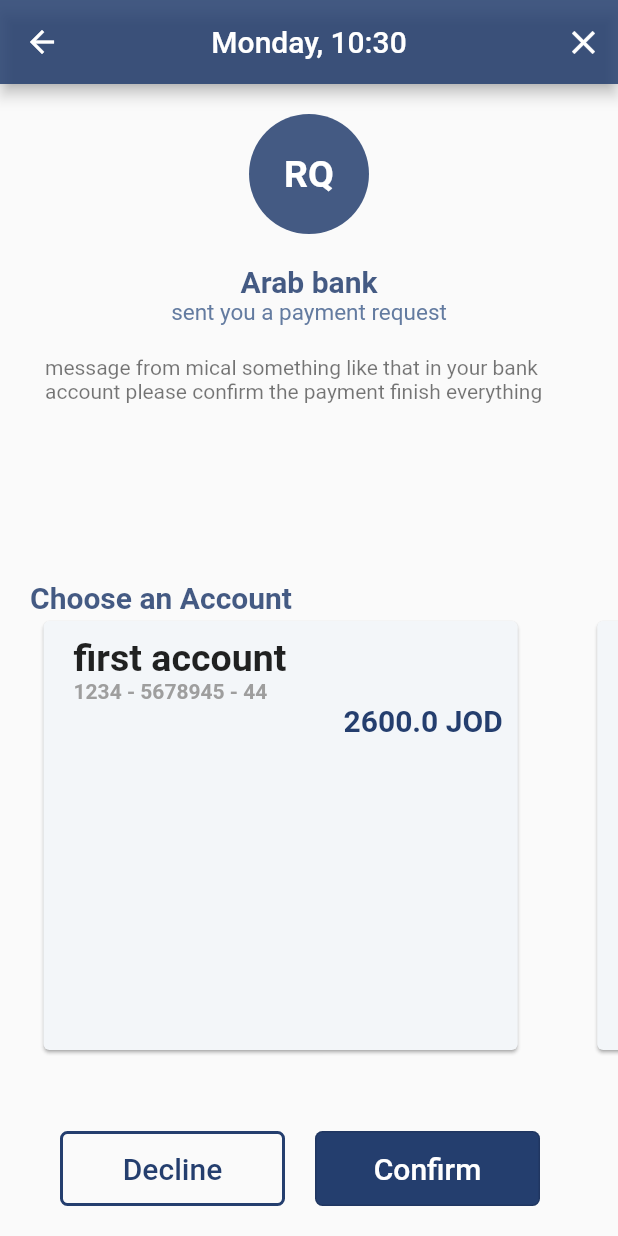
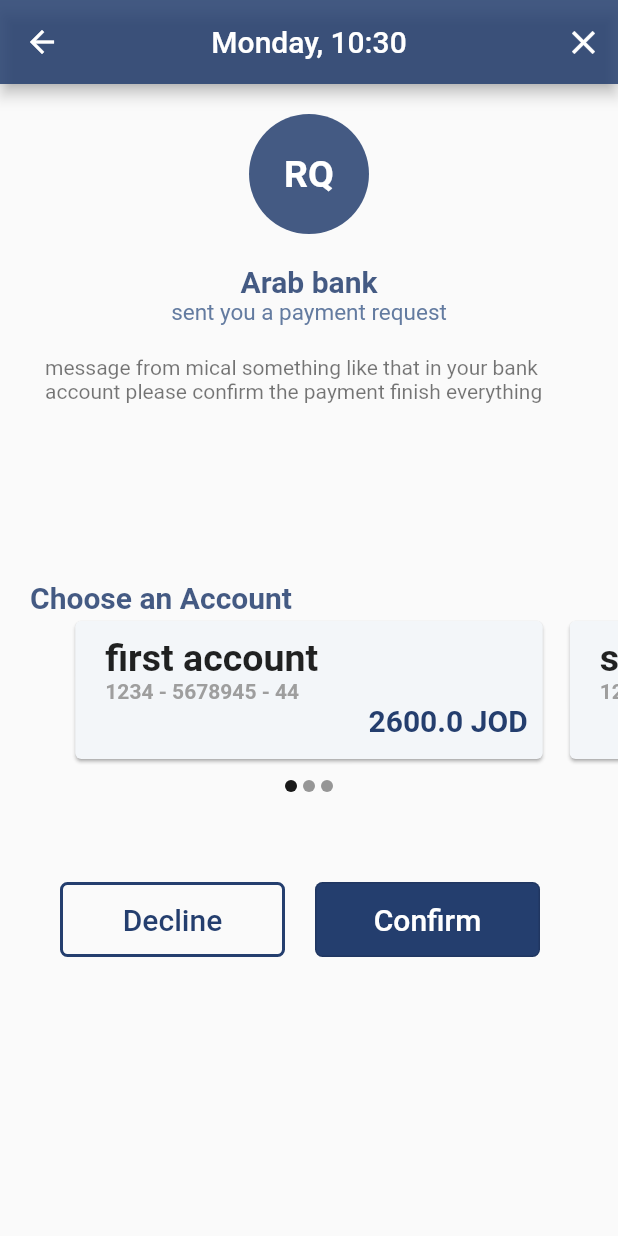
Before and after one commit to LeoSH3170218/payment_application, a Flutter app: the PaymentConfirmation screen opened by its route, on a phone screen of 412 x 824 dp. Run offline on Flutter 3.47's test engine with Material 2 defaults, Android fonts, the phone set to English and light mode, and no system bars; drawn by our look-alikes of carousel_slider.

Commit message:
create payment confirmation screen

```diff
--- a/lib/pages/payment_confirmation.dart
+++ b/lib/pages/payment_confirmation.dart
@@ -1,9 +1,7 @@
 import 'package:flutter/cupertino.dart';
 import 'package:flutter/material.dart';
-import 'package:flutter/services.dart';
 import 'package:intl/intl.dart';
-import 'package:payment_application/main.dart' as main;
-import 'package:flutter_image_slideshow/flutter_image_slideshow.dart';
+import 'package:carousel_slider/carousel_slider.dart';
 
 class PaymentConfirmation extends StatefulWidget {
   static const String id = "PAYMENT_CONFIRMATION";
@@ -19,6 +17,7 @@
     Account(accountID: "1234 - 4567891 - 65", accountName: "second account", balance: 1500.00),
     Account(accountID: "1234 - 4567893 - 45", accountName: "third account", balance: 6000.50)
   ];
+  int currentPos = 0;
   @override
   Widget build(BuildContext context) {
     return Scaffold(
@@ -93,7 +92,6 @@
                 ),
               ),
             ),
-            //Spacer(),
 
 
             Row(
@@ -112,14 +110,25 @@
                 ),
               ],
             ),
-            Expanded(
-              child: ListView.builder(
-                shrinkWrap: true,
-                scrollDirection: Axis.horizontal,
-                itemCount: accounts.length,
-                itemBuilder: (BuildContext context, int index){
+
+            CarouselSlider(
+              options: CarouselOptions(
+                height: 100.0,
+                enableInfiniteScroll: false,
+                  onPageChanged: (i, reason) {
+                    setState(() {
+                      currentPos = i;
+                    });
+                  }
+              ),
+
+              items: accounts.map((account) {
+                return Builder(
+                  builder: (BuildContext context) {
                     return Container(
-                    padding: EdgeInsets.only(left: 25, right: 20),
+                        width: MediaQuery.of(context).size.width,
+                        margin: EdgeInsets.symmetric(horizontal: 5.0),
+
                         child: Card(
                           shadowColor: Colors.grey,
                           color: Color.fromRGBO(243, 246, 249, 1),
@@ -136,7 +145,7 @@
                                     width: 20,
                                   ),
                                   Text(
-                                  accounts[index].accountName,
+                                    account.accountName,
                                     style: TextStyle(
                                         fontSize: 25,
                                         fontWeight: FontWeight.bold
@@ -150,7 +159,7 @@
                                     width: 20,
                                   ),
                                   Text(
-                                  accounts[index].accountID,
+                                    account.accountID,
                                     style: TextStyle(
                                       fontWeight: FontWeight.bold,
                                       color: Colors.grey,
@@ -160,11 +169,12 @@
                               ),
                               Row(
                                 children: [
-                                SizedBox(
-                                  width: 200,
-                                ),
+                                  // SizedBox(
+                                  //   width: 190,
+                                  // ),
+                                  Spacer(),
                                   Text(
-                                  accounts[index].balance.toString() + " JOD",
+                                      account.balance.toString() + " JOD",
                                     style: TextStyle(
                                         fontWeight: FontWeight.bold,
                                         color: Color.fromRGBO(36, 62, 110, 1),
@@ -179,11 +189,29 @@
                             ],
                           ),
                         ),
+                    );
+                  },
+                );
+              }).toList(),
+            ),
+            Row(
+              mainAxisAlignment: MainAxisAlignment.center,
+              children: accounts.map((url) {
+                int index = accounts.indexOf(url);
+                return Container(
+                  width: 8.0,
+                  height: 8.0,
+                  margin: EdgeInsets.symmetric(vertical: 10.0, horizontal: 2.0),
+                  decoration: BoxDecoration(
+                    shape: BoxShape.circle,
+                    color: currentPos == index
+                        ? Color.fromRGBO(0, 0, 0, 0.9)
+                        : Color.fromRGBO(0, 0, 0, 0.4),
+                  ),
+                );
+              }).toList(),
+            ),
 
-                  );
-                }
-              ),
-            ),
             SizedBox(
               height: 50,
             ),
--- a/pubspec.yaml
+++ b/pubspec.yaml
@@ -21,7 +21,7 @@
   sdk: ">=2.12.3 <3.0.0"
 
 dependencies:
-  flutter_image_slideshow: ^0.1.1
+  carousel_slider: ^4.0.0
   intl: ^0.17.0
   http:
   flutter:
```
Also changed, not shown: pubspec.lock. Lines whose indentation alone changed are shown as unchanged.
